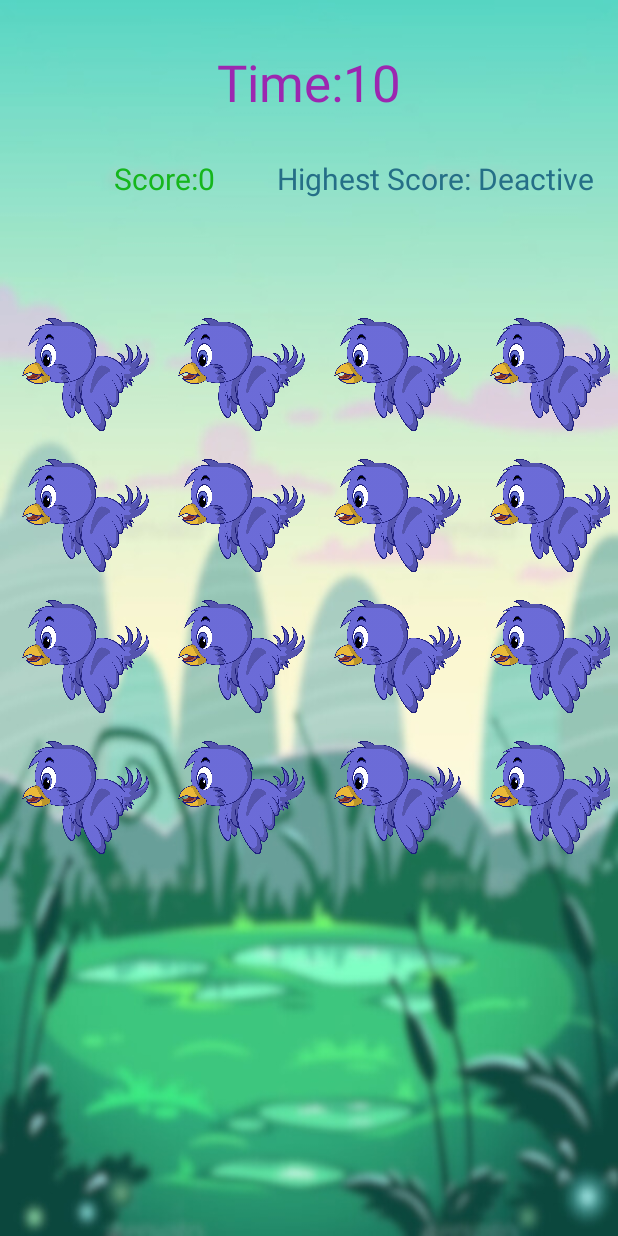
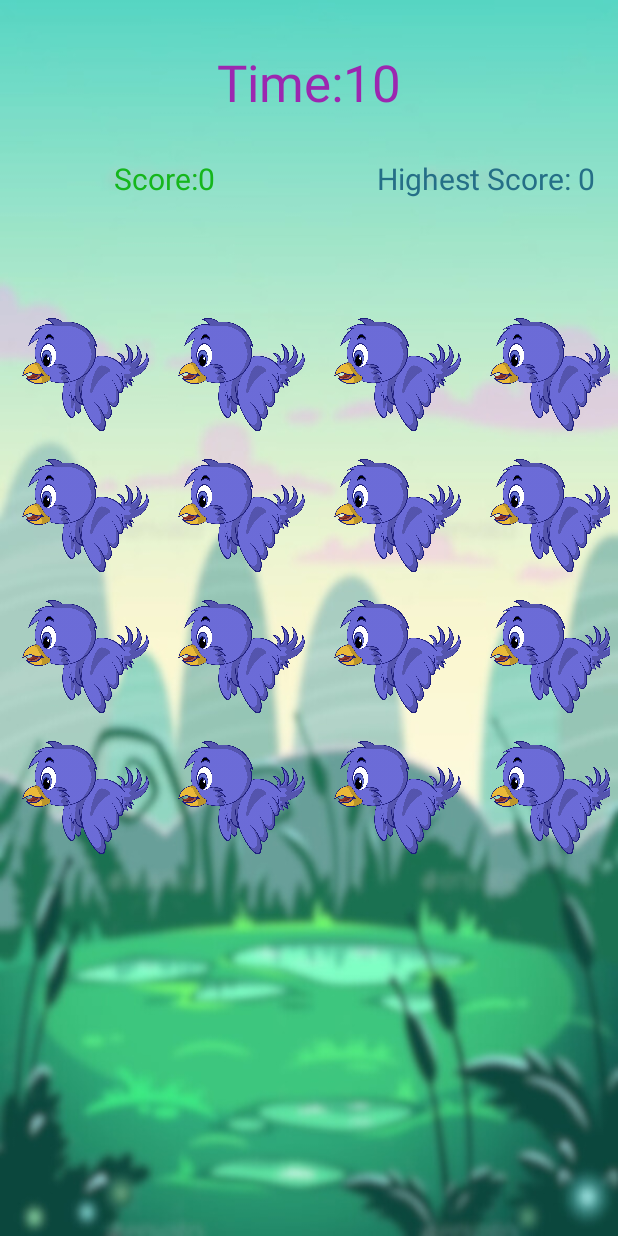
Before and after one commit to enesgunumdogdu/Catch-The-Birdie, an Android app: the layout activity_main.xml on its own in the app's theme, with its tools: preview values and no code run, on a phone screen of 412 x 824 dp. Run offline under Robolectric (Android 15) with nearby library versions, the phone set to English and light mode, and no system bars.

Commit message:
highest score

```diff
--- a/app/src/main/res/layout/activity_main.xml
+++ b/app/src/main/res/layout/activity_main.xml
@@ -197,7 +197,7 @@
         android:layout_height="wrap_content"
         android:layout_marginTop="28dp"
         android:layout_marginEnd="16dp"
-        android:text="Highest Score: Deactive"
+        android:text="Highest Score: 0"
         android:textAlignment="center"
         android:textColor="#256F87"
         android:textSize="20sp"
```
